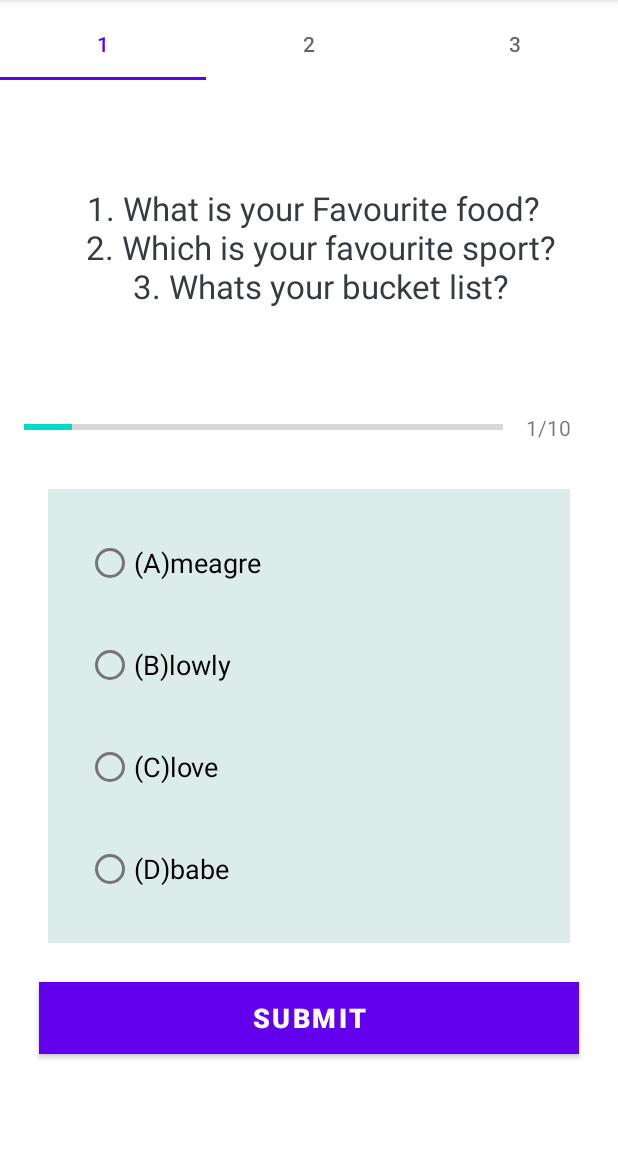
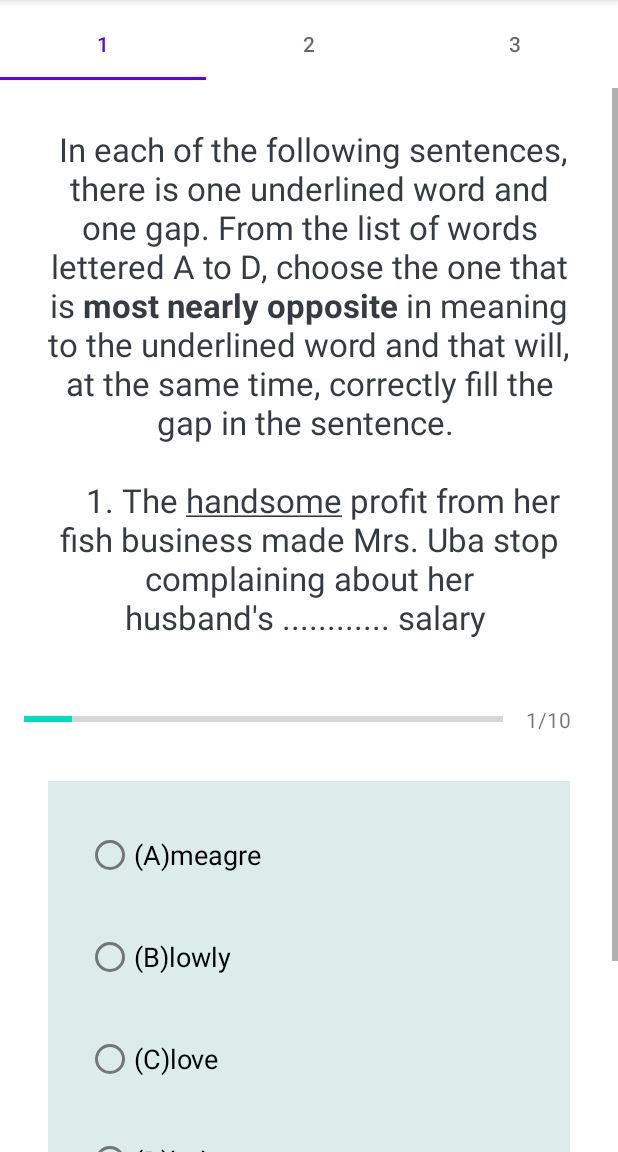
Before and after one commit to Abisayo1/WAECapp, an Android app: the EngObjEssay screen opened directly, with no data from a screen before it, after a tap on "OBJECTIVES", on a phone screen of 412 x 824 dp, the part 84-1236 px from its top. Run offline under Robolectric (Android 15) with nearby library versions, the phone set to English and light mode, and no system bars; plain views replace CircleIndicator3.

Commit message:
Waec App

```diff
--- a/app/src/main/java/com/example/myapplication/Eng2010Constants.kt
+++ b/app/src/main/java/com/example/myapplication/Eng2010Constants.kt
@@ -61,7 +61,7 @@ object Eng2010Constants {
 
         val que4 = Eng2010Obj(
                 id =1,
-                question = "${(R1.string.Questions)}",
+                question = "${(R1.string.Question1)}",
                 OptionOne = "ugly",
                 OptionTwo = "meagre",
                 OptionThree = "modest",
--- a/app/src/main/java/com/example/myapplication/EngObj2010Activity.kt
+++ b/app/src/main/java/com/example/myapplication/EngObj2010Activity.kt
@@ -1,6 +1,5 @@
 package com.example.myapplication
 
-import android.content.Intent
 import androidx.appcompat.app.AppCompatActivity
 import android.os.Bundle
 import android.view.View
@@ -8,7 +7,6 @@ import android.widget.Toast
 import androidx.viewpager2.widget.ViewPager2
 import com.google.android.material.tabs.TabLayoutMediator
 import kotlinx.android.synthetic.main.activity_main3.*
-import me.relex.circleindicator.CircleIndicator3
 
 class MainActivity3 : AppCompatActivity() //,View.OnClickListener
 {
@@ -82,9 +80,9 @@ class MainActivity3 : AppCompatActivity() //,View.OnClickListener
 
     private fun loadCards() {
         liste = ArrayList()
-        liste.add(englishObj2010(1, getString(R.string.Questions), 0, "(A)" + "meagre", "(B)" + "lowly", "(C)" + "love", "(D)" + "babe", 2, 0))
-        liste.add(englishObj2010(2, getString(R.string.Questions), 0, "You", "meagre", "lowly", "love", 2, 0))
-        liste.add(englishObj2010(3, getString(R.string.Questions), 0, "ME", "meagre", "lowly", "love", 2, 0))
+        liste.add(englishObj2010(1, getText(R.string.Question1), 0, "(A)" + "meagre", "(B)" + "lowly", "(C)" + "love", "(D)" + "babe", 2))
+        liste.add(englishObj2010(2, getText(R.string.Question2), 0, "You", "meagre", "lowly", "love", 2))
+        liste.add(englishObj2010(3, getText(R.string.Question3), 0, "ME", "meagre", "lowly", "love", 2))
 
 
 
--- a/app/src/main/java/com/example/myapplication/englishObj2010.kt
+++ b/app/src/main/java/com/example/myapplication/englishObj2010.kt
@@ -2,14 +2,14 @@ package com.example.myapplication
 
 data class englishObj2010(
         var id: Int,
-        val question: String,
+        val question: CharSequence,
         var image: Int,
         var OptionOne: String,
         var OptionTwo: String,
         var OptionThree: String,
         var OptionFour: String,
-        var CorrectAnswer: Int,
-        var score: Int
+        var CorrectAnswer: Int
+
 
 
 )
--- a/app/src/main/res/layout/activity_blank.xml
+++ b/app/src/main/res/layout/activity_blank.xml
@@ -10,5 +10,5 @@
         android:lineSpacingMultiplier="1.2"
         android:layout_width="match_parent"
         android:layout_height="wrap_content"
-        android:text="@string/Questions" />
+        android:text="@string/Question1" />
 </ScrollView>
--- a/app/src/main/res/values/strings.xml
+++ b/app/src/main/res/values/strings.xml
@@ -2,38 +2,31 @@
     <string name="app_name">WAEC PAST QUESTION APP</string>
     <string name="title">Title</string>
 
-    <string name="Questions">
-      <br>
-         1. What is your Favourite food? \n
-      </br>
-      <br>
-         2. Which is your favourite sport?\n
-      </br>
-      <br>
-         3. Whats your bucket list?"
-      </br>
+    <string name="Question1">
+        In each of the following sentences, there is one underlined word and one gap. From the list of words lettered A to D, choose the one that is <b>most nearly opposite</b> in meaning to the underlined word and that will, at the same time, correctly fill the gap in the sentence.
+        \n\n\t 1. The <u>handsome</u> profit from her fish business made Mrs. Uba stop complaining about her husband\'s ............ salary
+
    </string>
-    <!-- TODO: Remove or change this placeholder text -->
-    <string name="hello_blank_fragment">Hello blank fragment</string>
-    <string name="Questions23">  <br>
-         1. What is your Favourite food? \n
-      </br>
-      <br>
-         2. Which is your favourite sport?\n
-      </br>
-      <br>
-         3. Whats your bucket list?"
-      </br></string>
+    <string name="Question2">\t 2. Chief Osa prefers <u>fame</u> in the  village to ....... in the city.</string>
+    <string name="Question3">\t 3. The media houses should employ both the <u>novice</u> and the ....... journalists.</string>
+    <string name="Question4">\t 4. While the registrar considers the matter <u>insignificant,</u>his deputy sees it as ..........</string>
+    <string name="Question5">\t 5. It pays to be <u>firm</u> rather than....... in a case like this.</string>
+    <string name="Question6">\t 6. Usually, Joseph is <u>articulate</u> in his speech, but today, he sounds.........</string>
+    <string name="Question7">\t 7. The man\'s first wife is <u>loyal</u> while the second is .........</string>
+    <string name="Question8">\t 8. Rather than <u>convict</u> him, the impartial judge ......... him.</string>
+    <string name="Question9">\t 9. Instead of <u>reconciling</u> her parents, Roxannce worked hard at .......them. </string>
+    <string name="Question10">\t 10. We thought that Uncle Sam\'s health had<u>improved</u> but it had rather ......... </string>
+    <string name="Question11"><b>SECTION 2:</b> From the words lettered A to D, choose the word that <b>best complete</b> each of the following sentences.\n\n\t 11. One very important aspect of human relationship is .....trust.</string>
+    <string name="Question12">\t 12. The two tasks were performed ......... and we were able to finish early.</string>
+    <string name="Question13">\t 13. The committee is charged with finding a ...... solution to the crisis.</string>
+    <string name="Question14">\t 14. We are worried by the ....... that exists between the two factions of the party.</string>
+    <string name="Question15">\t 15. Our teacher was not speaking ....... when he said that the bursar was under a cloud.</string>
+    <string name="Question16">\t 16. The signature on the document lacked ......., so it was rejected.</string>
+    <string name="Question17">\t 17. everyone could tell that Binta ws happy from the ...... on her face. </string>
+    <string name="Question18">\t 18. His last novel was ....... by his visits to the prisons.</string>
+    <string name="Question19">\t 19. As a result of the power cut, production at the power factory came to a .........,</string>
+    <string name="Question20">\t 20. Several ...... were passed at the meeting.</string>
+    <string name="Question21"><b>SECTION 3:</b> After each of the following sentences, a list of possible interpretations is given. choose the interpretation that you consider <b>most appropriate</b> for each sentence.\n\n\t 21. James and Harry were at daggers drawn when I knew them. This means that they</string>
 
-    <string name="doppelganger_image_path">doppelgangers/%d.jpg</string>
-    <string name="image_loading_error">Problem in loading image</string>
 
-    <string-array name="doppelganger_names">
-        <item>Doguel Jackson</item>
-        <item>Llama Lautner</item>
-        <item>Doggison Ford</item>
-        <item>Dogard Barkson</item>
-        <item>Charlie Catlin</item>
-        <item>Frogonna</item>
-    </string-array>
-</resources>
+    </resources>
```
